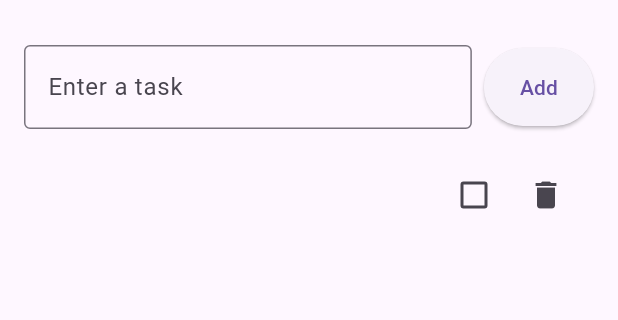
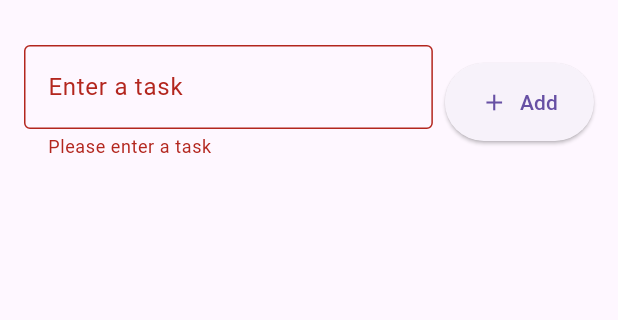
Before and after one commit to evarevolt/flutter_todo_app, a Flutter app: the screen it shows after launch, after a tap on "Add", on a phone screen of 412 x 824 dp, the part 63-383 px from its top. Run offline on Flutter 3.47's test engine with Material 3 defaults, Android fonts, the phone set to English and light mode, and no system bars; our stand-ins replace shared_preferences.

Commit message:
feat: add value validation and icon

```diff
--- a/lib/main.dart
+++ b/lib/main.dart
@@ -34,6 +34,7 @@ class TaskManagerScreen extends StatefulWidget {
 class _TaskManagerScreenState extends State<TaskManagerScreen> {
   List<Task> tasks = [];
   TextEditingController taskController = TextEditingController();
+  final GlobalKey<FormState> _formKey = GlobalKey<FormState>();
 
   @override
   void initState() {
@@ -58,11 +59,13 @@ class _TaskManagerScreenState extends State<TaskManagerScreen> {
   }
 
   void addTask() {
+    if (_formKey.currentState!.validate()) {
       setState(() {
         tasks.add(Task(taskController.text, false));
         taskController.clear();
         saveTasks();
       });
+    }
   }
 
   void editTask(int index) {
@@ -72,10 +75,19 @@ class _TaskManagerScreenState extends State<TaskManagerScreen> {
       builder: (context) {
         return AlertDialog(
           title: Text('Edit Task'),
-          content: TextField(
+          content: Form(
+            key: _formKey,
+            child: TextFormField(
               controller: taskController,
               decoration: InputDecoration(
                 labelText: 'Edit your task',
+              ),
+              validator: (value) {
+                if (value == null || value.isEmpty) {
+                  return 'Please enter a task';
+                }
+                return null;
+              },
             ),
           ),
           actions: [
@@ -88,12 +100,14 @@ class _TaskManagerScreenState extends State<TaskManagerScreen> {
             TextButton(
               child: Text('Save'),
               onPressed: () {
+                if (_formKey.currentState!.validate()) {
                   setState(() {
                     tasks[index].title = taskController.text;
                     taskController.clear();
                     saveTasks();
                   });
                   Navigator.of(context).pop();
+                }
               },
             ),
           ],
@@ -131,26 +145,37 @@ class _TaskManagerScreenState extends State<TaskManagerScreen> {
         children: [
           Padding(
             padding: const EdgeInsets.all(16.0),
+            child: Form(
+              key: _formKey,
               child: Row(
                 children: [
                   Expanded(
-                  child: TextField(
+                    child: TextFormField(
                       controller: taskController,
                       decoration: InputDecoration(
                         labelText: 'Enter a task',
                         border: OutlineInputBorder(),
                       ),
+                      validator: (value) {
+                        if (value == null || value.isEmpty) {
+                          return 'Please enter a task';
+                        }
+                        return null;
+                      },
                     ),
                   ),
                   SizedBox(width: 8),
-                ElevatedButton(
+                  ElevatedButton.icon(
                     onPressed: addTask,
-                  child: Text('Add'),
+                    icon: Icon(Icons.add), // Иконка добавления
+                    label: Text('Add'),
                     style: ElevatedButton.styleFrom(
-                    padding: EdgeInsets.symmetric(vertical: 16, horizontal: 24),
+                      padding:
+                          EdgeInsets.symmetric(vertical: 16, horizontal: 24),
                     ),
                   ),
                 ],
+              ),
             ),
           ),
           Expanded(
```
Lines whose indentation alone changed are shown as unchanged.
